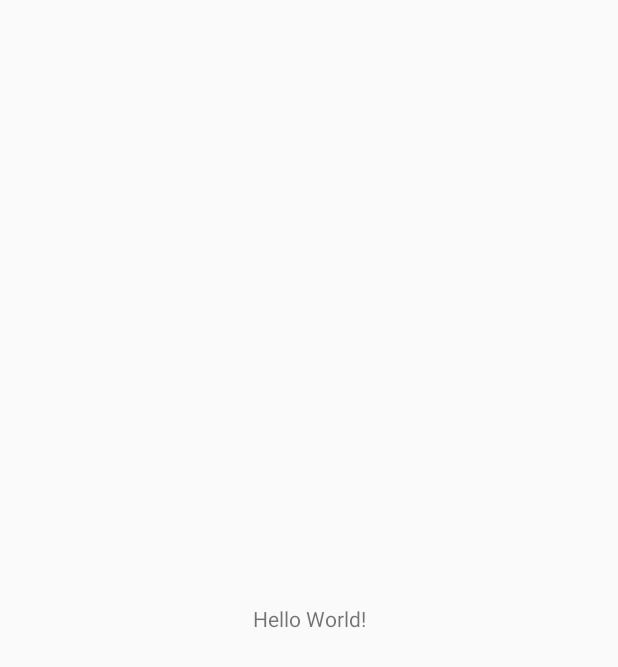
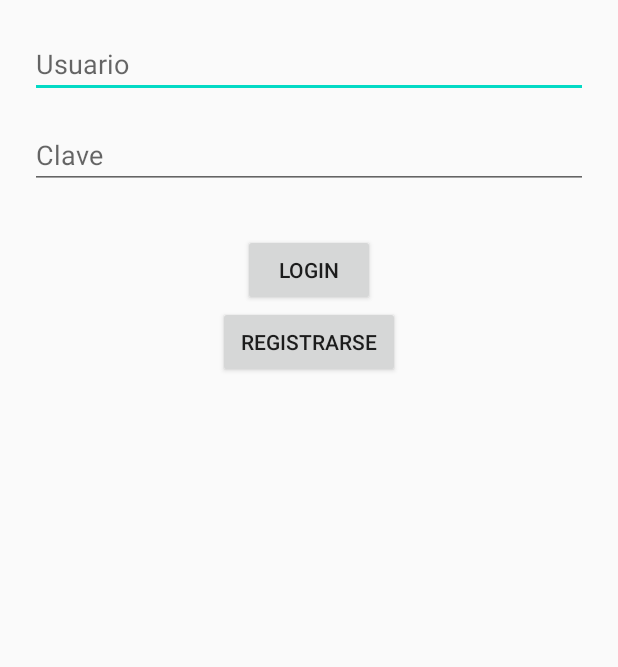
Before and after one commit to emanuelalava/mediconline, an Android app: the screen it shows after launch (MainActivity), on a phone screen of 412 x 824 dp. Before the commit the part shown is almost empty. Shown: the top 667 px of the screen. Run offline under Robolectric (Android 15) with nearby library versions, the phone set to English and light mode, and no system bars.

Commit message:
Creacion del login
Creacion del login Tanto Java como xml

```diff
--- a/app/src/main/java/com/example/mediconline/MainActivity.java
+++ b/app/src/main/java/com/example/mediconline/MainActivity.java
@@ -1,14 +1,48 @@
 package com.example.mediconline;
 
+import android.content.Intent;
+import android.os.Bundle;
 import androidx.appcompat.app.AppCompatActivity;
-
-import android.os.Bundle;
+import android.util.Log;
+import android.view.View;
+import android.view.Menu;
+import android.view.MenuItem;
+import android.widget.Button;
+import android.widget.EditText;
+import android.widget.Toast;
 
 public class MainActivity extends AppCompatActivity {
+    private EditText txtNombre, txtApellido, txtUsuario, txtPasswd;
+    private Button btnLogin, btnRegistro;
 
     @Override
     protected void onCreate(Bundle savedInstanceState) {
         super.onCreate(savedInstanceState);
         setContentView(R.layout.activity_main);
+        //Referencias a los controles
+        txtUsuario = (EditText) findViewById(R.id.txtUsuario);
+        txtPasswd = (EditText) findViewById(R.id.txtPasswd);
+
+        btnLogin = (Button) findViewById(R.id.btnLogin);
+        btnRegistro = (Button) findViewById(R.id.btnRegistro);
+
+    }
+
+    public void registrarse(View view) {
+        Intent intent = new Intent(this, formulario_registro.class);
+        startActivity(intent);
+    }
+
+    public void login(View view) {
+        Toast toast = Toast.makeText(getApplicationContext(), "Usted no cuenta con un usuario", Toast.LENGTH_SHORT);
+        toast.show();
+    }
+
+    public void onClick(View v) {
+        if (v.getId() == R.id.btnLogin) {
+            Log.d("mensaje", "ïngreso");
+        } else if (v.getId() == R.id.btnRegistro) {
+        }
     }
 }
+}
--- a/app/src/main/res/layout/activity_main.xml
+++ b/app/src/main/res/layout/activity_main.xml
@@ -1,18 +1,37 @@
 <?xml version="1.0" encoding="utf-8"?>
-<androidx.constraintlayout.widget.ConstraintLayout xmlns:android="http://schemas.android.com/apk/res/android"
-    xmlns:app="http://schemas.android.com/apk/res-auto"
-    xmlns:tools="http://schemas.android.com/tools"
-    android:layout_width="match_parent"
-    android:layout_height="match_parent"
-    tools:context=".MainActivity">
+<LinearLayout xmlns:android="http://schemas.android.com/apk/res/android"
+    android:orientation="vertical"
+    android:layout_width="fill_parent"
+    android:layout_height="fill_parent"
+    android:padding="20dip">
 
-    <TextView
+    <EditText android:id="@+id/txtUsuario"
+        android:layout_height="wrap_content"
+        android:layout_width="fill_parent"
+        android:hint="Usuario"/>
+
+    <EditText android:id="@+id/txtPasswd"
+        android:layout_height="wrap_content"
+        android:layout_width="fill_parent"
+        android:hint="Clave"
+        android:layout_marginTop="15dip"
+        android:layout_marginBottom="30dip" />
+
+    <Button android:id="@+id/btnLogin"
+        android:layout_height="wrap_content"
+        android:layout_width="wrap_content"
+        android:text="Login"
+        android:layout_gravity="center_horizontal"
+        android:paddingLeft="15dip"
+        android:paddingRight="15dip"
+        android:onClick="login"   />
+
+    <Button android:id="@+id/btnRegistro"
         android:layout_width="wrap_content"
         android:layout_height="wrap_content"
-        android:text="Hello World!"
-        app:layout_constraintBottom_toBottomOf="parent"
-        app:layout_constraintLeft_toLeftOf="parent"
-        app:layout_constraintRight_toRightOf="parent"
-        app:layout_constraintTop_toTopOf="parent" />
-
-</androidx.constraintlayout.widget.ConstraintLayout>
+        android:text="registrarse"
+        android:layout_gravity="center_horizontal"
+        android:paddingLeft="15dip"
+        android:paddingRight="15dip"
+        android:onClick="Registrarse"/>
+</LinearLayout>
```
